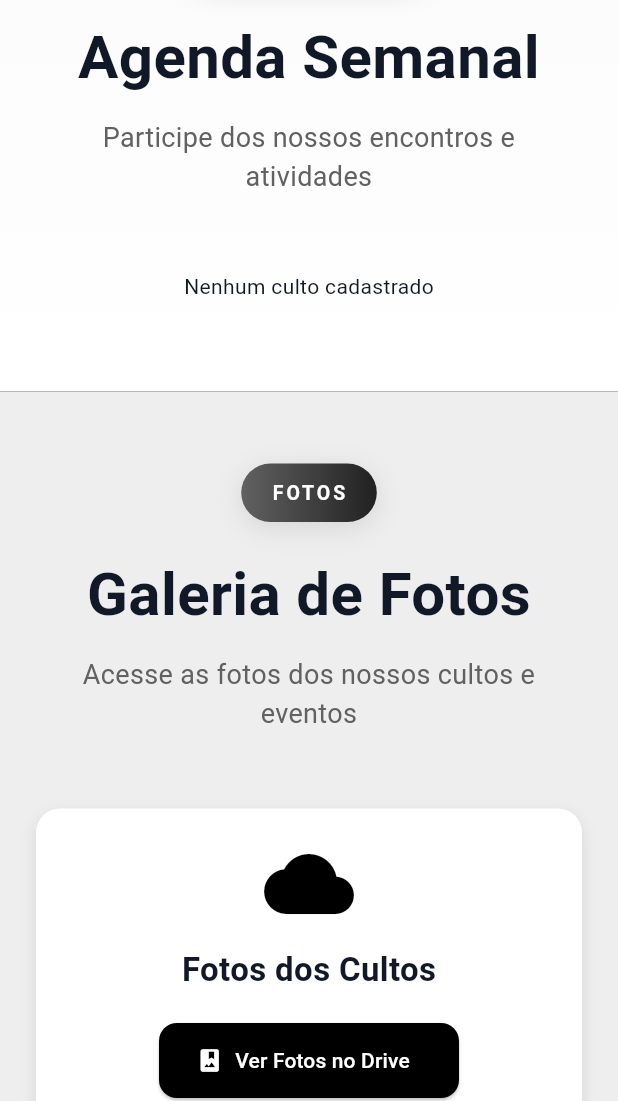
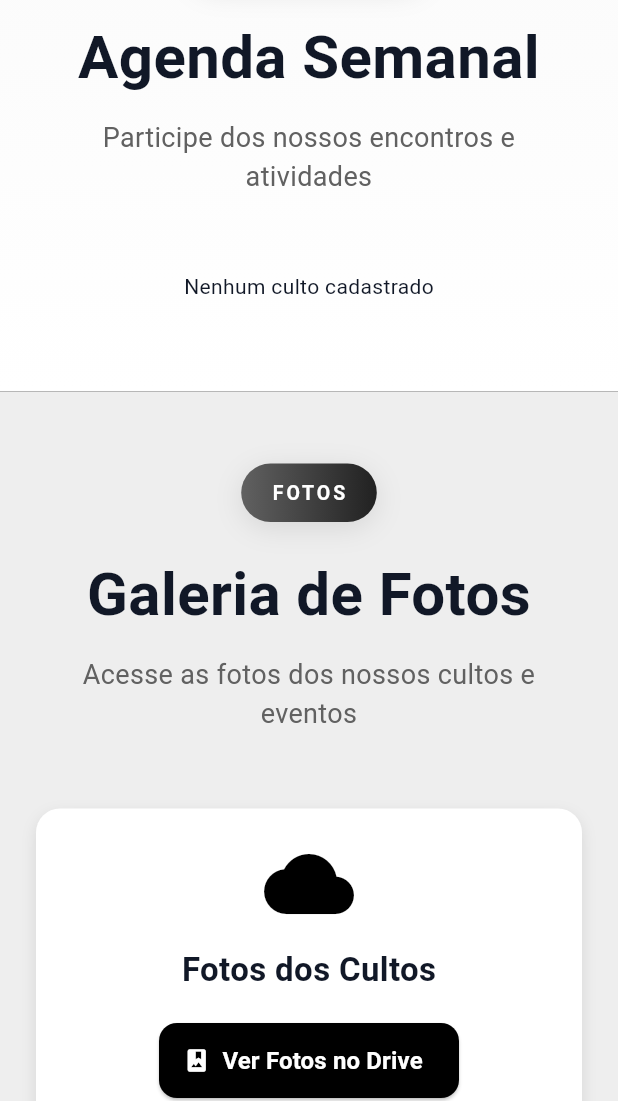
Before and after one commit to analiceleite/pv_mobile, a Flutter app: the screen it shows after launch, scrolled down 3456 dp, after a tap on "Ver Fotos no Drive", on a phone screen of 412 x 824 dp, the part 135-1236 px from its top. Run offline on Flutter 3.47's test engine with Material 3 defaults, Android fonts, the phone set to English and light mode, and no system bars; our stand-ins replace cloud_firestore, firebase_auth, firebase_core, shared_preferences; accounts and stored records are empty; network calls fail.

Commit message:
refac(drive): refactored see pictures widget

```diff
--- a/lib/widgets/pictures_section.dart
+++ b/lib/widgets/pictures_section.dart
@@ -3,6 +3,9 @@ import 'package:url_launcher/url_launcher.dart';
 
 class PicturesSection extends StatelessWidget {
   const PicturesSection({super.key});
+
+  static const String _googleDriveUrl =
+      'https://drive.google.com/drive/folders/1Bjpl6t__N5OcT2Jf6apZc9Jq_KzknwZJ?usp=sharing';
 
   @override
   Widget build(BuildContext context) {
@@ -15,6 +18,31 @@ class PicturesSection extends StatelessWidget {
       child: isMobile
           ? _buildMobileLayout(context)
           : _buildDesktopLayout(context),
+    );
+  }
+
+  // Botão reutilizável para acessar Google Drive
+  Widget _buildDriveButton() {
+    return ElevatedButton.icon(
+      style: ElevatedButton.styleFrom(
+        backgroundColor: Colors.black,
+        foregroundColor: Colors.white,
+        minimumSize: const Size(200, 50),
+        shape: RoundedRectangleBorder(borderRadius: BorderRadius.circular(12)),
+      ),
+      onPressed: () async {
+        if (await canLaunchUrl(Uri.parse(_googleDriveUrl))) {
+          await launchUrl(
+            Uri.parse(_googleDriveUrl),
+            mode: LaunchMode.externalApplication,
+          );
+        }
+      },
+      icon: const Icon(Icons.photo_album),
+      label: const Text(
+        'Ver Fotos no Drive',
+        style: TextStyle(fontSize: 16, fontWeight: FontWeight.w600),
+      ),
     );
   }
 
@@ -40,31 +68,7 @@ class PicturesSection extends StatelessWidget {
                 ),
               ),
               const SizedBox(height: 20),
-              ElevatedButton.icon(
-                style: ElevatedButton.styleFrom(
-                  backgroundColor: Colors.black,
-                  foregroundColor: Colors.white,
-                  minimumSize: const Size(200, 50),
-                  shape: RoundedRectangleBorder(
-                    borderRadius: BorderRadius.circular(12),
-                  ),
-                ),
-                onPressed: () async {
-                  const url =
-                      'https://drive.google.com/drive/folders/1Bjpl6t__N5OcT2Jf6apZc9Jq_KzknwZJ?usp=sharing';
-                  if (await canLaunchUrl(Uri.parse(url))) {
-                    await launchUrl(
-                      Uri.parse(url),
-                      mode: LaunchMode.externalApplication,
-                    );
-                  }
-                },
-                icon: const Icon(Icons.photo_album),
-                label: const Text(
-                  'Ver Fotos no Drive',
-                  style: TextStyle(fontSize: 16, fontWeight: FontWeight.w600),
-                ),
-              ),
+              _buildDriveButton(),
             ],
           ),
         ),
@@ -74,51 +78,13 @@ class PicturesSection extends StatelessWidget {
         // 🔹 Lado direito — tutorial com tópicos
         Expanded(
           flex: 2,
-          child: Container(
-            padding: const EdgeInsets.all(24),
-            decoration: BoxDecoration(
-              color: Colors.white,
-              borderRadius: BorderRadius.circular(16),
-              boxShadow: [
-                BoxShadow(
-                  color: Colors.black.withOpacity(0.1),
-                  blurRadius: 8,
-                  offset: const Offset(0, 4),
-                ),
+          child: _buildTutorialCard(
+            steps: const [
+              'Clique no botão "Ver Fotos no Drive" ao lado esquerdo.',
+              'Você será redirecionado para o Google Drive oficial da igreja.',
+              'Escolha a pasta do culto que deseja visualizar.',
+              'Clique na foto desejada para abrir ou baixar.',
             ],
-            ),
-            child: Column(
-              crossAxisAlignment: CrossAxisAlignment.start,
-              children: const [
-                Text(
-                  'Como acessar suas fotos',
-                  style: TextStyle(
-                    fontSize: 20,
-                    fontWeight: FontWeight.bold,
-                    color: Colors.black87,
-                  ),
-                ),
-                SizedBox(height: 12),
-                _TutorialStep(
-                  number: '1',
-                  text:
-                      'Clique no botão “Ver Fotos no Drive” ao lado esquerdo.',
-                ),
-                _TutorialStep(
-                  number: '2',
-                  text:
-                      'Você será redirecionado para o Google Drive oficial da igreja.',
-                ),
-                _TutorialStep(
-                  number: '3',
-                  text: 'Escolha a pasta do culto que deseja visualizar.',
-                ),
-                _TutorialStep(
-                  number: '4',
-                  text: 'Clique na foto desejada para abrir ou baixar.',
-                ),
-              ],
-            ),
           ),
         ),
       ],
@@ -139,7 +105,7 @@ class PicturesSection extends StatelessWidget {
             borderRadius: BorderRadius.circular(25),
             boxShadow: [
               BoxShadow(
-                color: Colors.grey.withOpacity(0.3),
+                color: Colors.grey.withValues(alpha: 0.3),
                 blurRadius: 15,
                 offset: const Offset(0, 4),
               ),
@@ -174,20 +140,7 @@ class PicturesSection extends StatelessWidget {
         const SizedBox(height: 50),
 
         // 🔹 Bloco com ícone e botão
-        Container(
-          width: double.infinity,
-          padding: const EdgeInsets.all(20),
-          decoration: BoxDecoration(
-            color: Colors.white,
-            borderRadius: BorderRadius.circular(16),
-            boxShadow: [
-              BoxShadow(
-                color: Colors.black.withOpacity(0.1),
-                blurRadius: 8,
-                offset: const Offset(0, 4),
-              ),
-            ],
-          ),
+        _buildCardContainer(
           child: Column(
             children: [
               const Icon(Icons.cloud, color: Colors.black, size: 60),
@@ -197,27 +150,7 @@ class PicturesSection extends StatelessWidget {
                 style: TextStyle(fontSize: 22, fontWeight: FontWeight.bold),
               ),
               const SizedBox(height: 20),
-              ElevatedButton.icon(
-                style: ElevatedButton.styleFrom(
-                  backgroundColor: Colors.black,
-                  foregroundColor: Colors.white,
-                  minimumSize: const Size(200, 50),
-                  shape: RoundedRectangleBorder(
-                    borderRadius: BorderRadius.circular(12),
-                  ),
-                ),
-                onPressed: () async {
-                  const url = 'https://drive.google.com/drive/fotos-igreja';
-                  if (await canLaunchUrl(Uri.parse(url))) {
-                    await launchUrl(
-                      Uri.parse(url),
-                      mode: LaunchMode.externalApplication,
-                    );
-                  }
-                },
-                icon: const Icon(Icons.photo_album),
-                label: const Text('Ver Fotos no Drive'),
-              ),
+              _buildDriveButton(),
             ],
           ),
         ),
@@ -225,47 +158,59 @@ class PicturesSection extends StatelessWidget {
         const SizedBox(height: 32),
 
         // 🔹 Bloco com tutorial
-        Container(
+        _buildTutorialCard(
+          steps: const [
+            'Toque em "Ver Fotos no Drive".',
+            'Acesse a pasta do culto desejado.',
+            'Visualize ou baixe as fotos diretamente.',
+          ],
+        ),
+      ],
+    );
+  }
+
+  // Widget auxiliar para card com container estilizado
+  Widget _buildCardContainer({required Widget child}) {
+    return Container(
+      width: double.infinity,
       padding: const EdgeInsets.all(20),
       decoration: BoxDecoration(
         color: Colors.white,
         borderRadius: BorderRadius.circular(16),
         boxShadow: [
           BoxShadow(
-                color: Colors.black.withOpacity(0.1),
+            color: Colors.black.withValues(alpha: 0.1),
             blurRadius: 8,
             offset: const Offset(0, 4),
           ),
         ],
       ),
+      child: child,
+    );
+  }
+
+  // Widget para card de tutorial
+  Widget _buildTutorialCard({required List<String> steps}) {
+    return _buildCardContainer(
       child: Column(
         crossAxisAlignment: CrossAxisAlignment.start,
-            children: const [
-              Text(
+        children: [
+          const Text(
             'Como acessar suas fotos',
             style: TextStyle(
-                  fontSize: 18,
+              fontSize: 20,
               fontWeight: FontWeight.bold,
               color: Colors.black87,
             ),
           ),
-              SizedBox(height: 12),
-              _TutorialStep(
-                number: '1',
-                text: 'Toque em “Ver Fotos no Drive”.',
-              ),
-              _TutorialStep(
-                number: '2',
-                text: 'Acesse a pasta do culto desejado.',
-              ),
-              _TutorialStep(
-                number: '3',
-                text: 'Visualize ou baixe as fotos diretamente.',
+          const SizedBox(height: 12),
+          ...List.generate(
+            steps.length,
+            (index) =>
+                _TutorialStep(number: '${index + 1}', text: steps[index]),
           ),
         ],
       ),
-        ),
-      ],
     );
   }
 }
```
Lines whose indentation alone changed are shown as unchanged.
